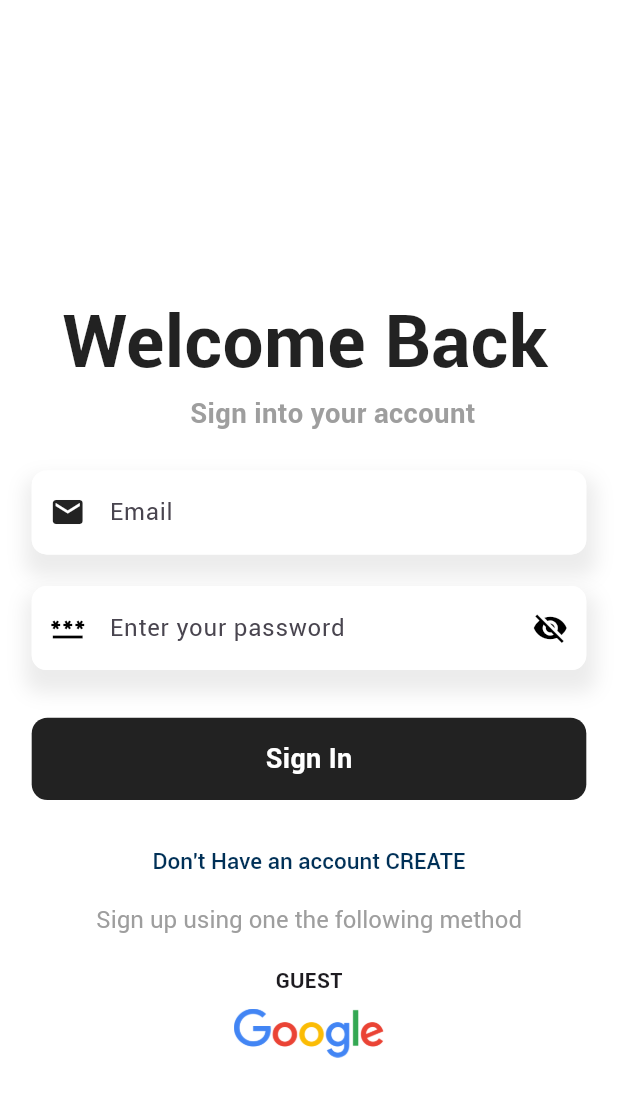
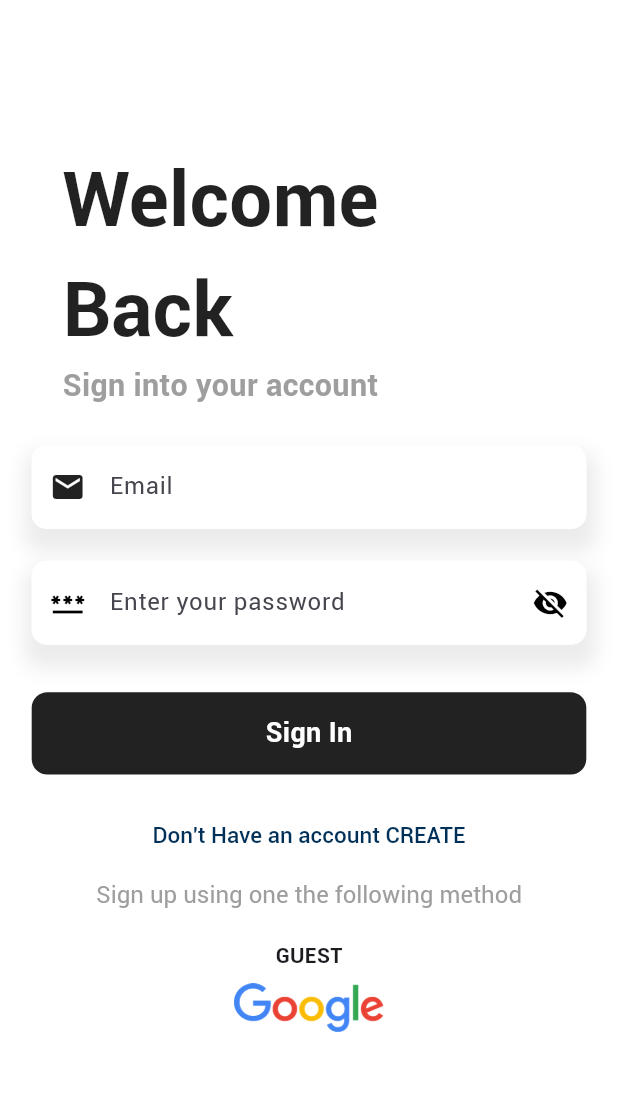
Before and after one commit to shadu-rz/Flavofleet, a Flutter app: the screen it shows after launch, on a phone screen of 412 x 824 dp. Shown: the top 1097 px of the screen. Run offline on Flutter 3.47's test engine with Material 2 defaults, Android fonts, the phone set to English and light mode, and no system bars; our stand-ins replace cloud_firestore, connectivity_plus, firebase_auth, firebase_core, firebase_storage, get and 3 more; missing offline and left inert: dart:ffi, flutter_stripe; accounts and stored records are empty.

Commit message:
try to fix error in sign in methods

```diff
--- a/lib/Pages/auth/auth_page.dart
+++ b/lib/Pages/auth/auth_page.dart
@@ -1,6 +1,6 @@
 import 'package:firebase_auth/firebase_auth.dart';
 import 'package:flavofleet_main/Pages/Home/home_page.dart';
-import 'package:flavofleet_main/Pages/auth/sign_in_page.dart';
+import 'package:flavofleet_main/Pages/auth/login_page.dart';
 import 'package:flutter/material.dart';
 
 //this widget is to decide wheather it is logged in or not
--- a/lib/Pages/auth/sign_in_page.dart
+++ b/lib/Pages/auth/login_page.dart
@@ -31,7 +31,7 @@ class _SignInPageState extends State<SignInPage> {
         child: Column(
           mainAxisAlignment: MainAxisAlignment.center,
           children: [
-            SizedBox(height: Dimensions.height45*4),
+            SizedBox(height: Dimensions.height45 * 2),
             //welcome
             Container(
               // color: Colors.amber,
@@ -46,21 +46,22 @@ class _SignInPageState extends State<SignInPage> {
                     children: [
                       const SizedBox(width: 10),
                       Text(
-                        'Welcome Back',
+                        'Welcome \nBack',
                         style: TextStyle(
-                            fontSize: Dimensions.font20 * 2.3,
+                            fontSize: Dimensions.font20 * 2.4,
                             fontWeight: FontWeight.bold,
                             color: Colors.black87),
                       ),
                     ],
                   ),
                   Row(
-                    mainAxisAlignment: MainAxisAlignment.center,
+                    mainAxisAlignment: MainAxisAlignment.start,
                     children: [
+                      const SizedBox(width: 10),
                       Text(
                         'Sign into your account',
                         style: TextStyle(
-                            fontSize: Dimensions.font15,
+                            fontSize: Dimensions.font15 + 2,
                             fontWeight: FontWeight.bold,
                             color: Colors.grey[500]),
                       ),
@@ -156,7 +157,8 @@ class _SignInPageState extends State<SignInPage> {
                 width: Dimensions.screenWidth,
                 height: Dimensions.screenHeight / 15,
                 decoration: BoxDecoration(
-                    borderRadius: BorderRadius.circular(Dimensions.radius20 / 2),
+                    borderRadius:
+                        BorderRadius.circular(Dimensions.radius20 / 2),
                     color: Colors.black87),
                 child: Center(
                   child: BigText(
--- a/lib/Pages/auth/sign_up_page.dart
+++ b/lib/Pages/auth/sign_up_page.dart
@@ -1,5 +1,5 @@
 import 'package:flavofleet_main/Pages/auth/auth_page.dart';
-import 'package:flavofleet_main/Pages/auth/sign_in_page.dart';
+import 'package:flavofleet_main/Pages/auth/login_page.dart';
 import 'package:flavofleet_main/Widgets/Utils/diamensions.dart';
 import 'package:flavofleet_main/Widgets/Utils/app_text_field.dart';
 import 'package:flavofleet_main/Widgets/Utils/big_text.dart';
--- a/lib/Pages/settings/settings_page.dart
+++ b/lib/Pages/settings/settings_page.dart
@@ -1,6 +1,6 @@
 import 'dart:developer';
 import 'package:firebase_auth/firebase_auth.dart';
-import 'package:flavofleet_main/Pages/auth/sign_in_page.dart';
+import 'package:flavofleet_main/Pages/auth/login_page.dart';
 import 'package:flavofleet_main/Pages/settings/about%20us/about_us.dart';
 import 'package:flavofleet_main/Pages/settings/privacy%20policy/privacy_policy.dart';
 import 'package:flavofleet_main/Pages/settings/terms%20and%20conditions/terms_and_conditions.dart';
--- a/lib/Widgets/Utils/colors.dart
+++ b/lib/Widgets/Utils/colors.dart
@@ -2,7 +2,10 @@ import 'package:flutter/material.dart';
 
 class AppColors {
   static const Color mainColor = Color.fromARGB(255, 116, 185, 181);
+
   static const Color mainWithLowOpacity = Color.fromARGB(200, 116, 185, 181);
+
   static const Color mainBlackColor = Color(0xFF332d2b);
+
   static const Color textColor = Color(0xFFccc7c5);
 }
--- a/lib/Widgets/is_guest_mode.dart
+++ b/lib/Widgets/is_guest_mode.dart
@@ -1,4 +1,4 @@
-import 'package:flavofleet_main/Pages/auth/sign_in_page.dart';
+import 'package:flavofleet_main/Pages/auth/login_page.dart';
 import 'package:flutter/material.dart';
 import 'package:get/get.dart';
 
--- a/pubspec.yaml
+++ b/pubspec.yaml
@@ -18,7 +18,7 @@ dependencies:
     sdk: flutter
   flutter_stripe: ^9.3.0
   get: ^4.6.5
-  google_sign_in: ^6.1.4
+  google_sign_in: ^6.1.5
   http: null
   intl: ^0.18.1
   path_provider: ^2.1.1
```
Also changed, not shown: pubspec.lock.
